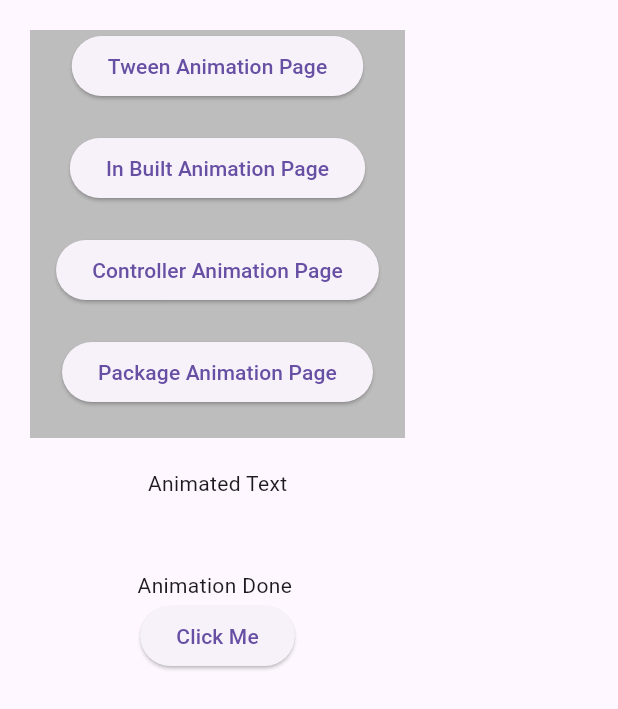
After one commit to shahriartoky0/basic_api_riverpod, a Flutter app: the screen it shows after launch, after a tap on "Package Animation Page", on a phone screen of 412 x 824 dp. The commit adds this screen. Shown: the top 709 px of the screen. Run offline on Flutter 3.47's test engine with Material 3 defaults, Android fonts, the phone set to English and light mode, and no system bars; drawn by our look-alikes of flutter_animate.

Commit message:
animation

```diff
--- /dev/null
+++ b/lib/ui/screens/package_animation_page.dart
@@ -0,0 +1,67 @@
+import 'package:basic_api_riverpod/ui/screens/widgets/table_of_content.dart';
+import 'package:flutter/material.dart';
+import 'package:flutter_animate/flutter_animate.dart';
+
+class PackageAnimationPage extends StatefulWidget {
+  const PackageAnimationPage({super.key});
+
+  @override
+  State<PackageAnimationPage> createState() => _PackageAnimationPageState();
+}
+
+class _PackageAnimationPageState extends State<PackageAnimationPage> {
+  bool _toggle = false;
+
+  @override
+  Widget build(BuildContext context) {
+    return Scaffold(
+      body: SafeArea(
+        child: Column(
+          children: [
+            TableOfContent(inPackageAnimationPage: true),
+            Text('Animated Text')
+                .animate()
+                .shake(duration: Duration(seconds: 2)),
+            ElevatedButton(
+                    onPressed: () {
+                      setState(() {
+                        _toggle = !_toggle;
+                      });
+                    },
+                    child: Text('Click Me'))
+                .animate(target: _toggle ? 1 : 0)
+                .fadeIn(curve: Curves.easeInCubic)
+                .scaleXY(begin: _toggle ? 2 : 1),
+            Container(
+              height: 150,
+              width: 150,
+              color: Colors.purple,
+            )
+                .animate()
+                .rotate(duration: Duration(milliseconds: 1000))
+                .then()
+                .scaleXY(begin: 3, end: 1)
+                .then(duration: 200.ms)
+                .rotate()
+                .then(duration: 200.ms)
+                .swap(builder: (context, _) {
+              return Text('Animation Done ').animate().shimmer();
+            }),
+            ElevatedButton(
+              onPressed: () {
+                setState(() {
+                  _toggle = !_toggle;
+                });
+              },
+              child: Text('Click Me'),
+            )
+                .animate(target: _toggle ? 1 : 0)
+                .scaleXY(end: 1.2, duration: Duration(milliseconds: 200))
+                .then(duration: 200.ms)
+                .scaleXY(end: 1.0, duration: Duration(milliseconds: 200))
+          ],
+        ),
+      ),
+    );
+  }
+}
--- a/lib/ui/screens/widgets/table_of_content.dart
+++ b/lib/ui/screens/widgets/table_of_content.dart
@@ -1,3 +1,4 @@
+import 'package:basic_api_riverpod/ui/screens/package_animation_page.dart';
 import 'package:flutter/material.dart';
 
 import '../controller_animation_page.dart';
@@ -10,11 +11,13 @@ class TableOfContent extends StatelessWidget {
     this.inBuiltinPage = false,
     this.inTweenAnimationPage = false,
     this.inControllerPage = false,
+    this.inPackageAnimationPage = false,
   });
 
   final bool inBuiltinPage;
   final bool inTweenAnimationPage;
   final bool inControllerPage;
+  final bool inPackageAnimationPage;
 
   @override
   Widget build(BuildContext context) {
@@ -57,6 +60,17 @@ class TableOfContent extends StatelessWidget {
               },
               child: Text('Controller Animation Page')),
           SizedBox(height: 20),
+          ElevatedButton(
+              onPressed: () {
+                if (inPackageAnimationPage == false) {
+                  Navigator.push(
+                      context,
+                      MaterialPageRoute(
+                          builder: (context) => PackageAnimationPage()));
+                }
+              },
+              child: Text('Package Animation Page')),
+          SizedBox(height: 20),
         ],
       ),
     );
--- a/pubspec.yaml
+++ b/pubspec.yaml
@@ -40,6 +40,7 @@ dependencies:
   isar: ^3.1.0+1
   isar_flutter_libs: ^3.1.0+1
   path_provider: ^2.1.3
+  flutter_animate: ^4.5.0
 
 
 dev_dependencies:
```
Also changed, not shown: pubspec.lock.
